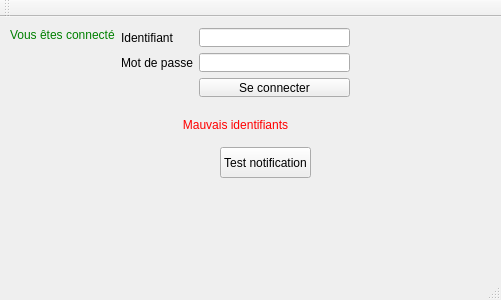
Above: app/gui/window.ui from Nokitoo/Nautiljon-Notifier before the change. Below: the same form after it.
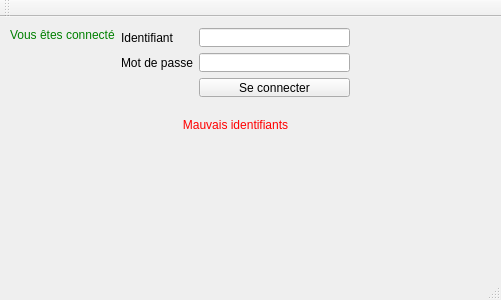
That is the form after the change.

Commit message: retrieve website notifications and send desktop notifications on app launch

What changed in the file:
```diff
--- a/app/gui/window.ui
+++ b/app/gui/window.ui
@@ -131,19 +131,6 @@
      <string>Vous êtes connecté</string>
     </property>
    </widget>
-   <widget class="QPushButton" name="notificationButton">
-    <property name="geometry">
-     <rect>
-      <x>220</x>
-      <y>130</y>
-      <width>91</width>
-      <height>31</height>
-     </rect>
-    </property>
-    <property name="text">
-     <string>Test notification</string>
-    </property>
-   </widget>
   </widget>
   <widget class="QMenuBar" name="menuBar">
    <property name="geometry">
```
Left out of the diff: 16 changed lines with no effect on the pictures. The commit also changes 5 other files.
